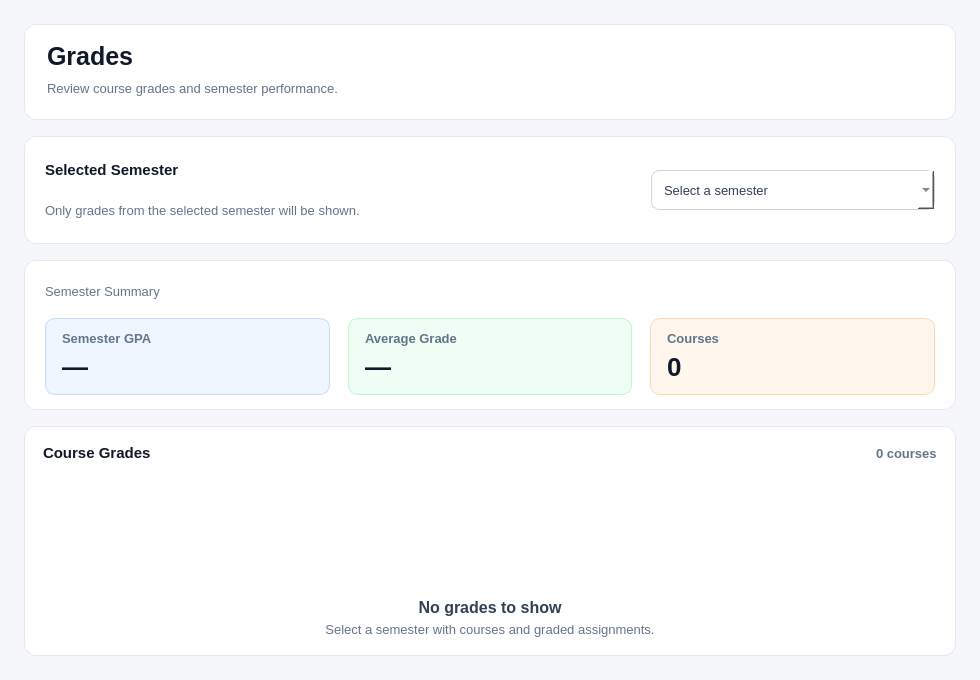
Before: the Qt Designer form gradeswindow.ui in GeoReaidy/SemesterTracker, drawn with Qt 5.
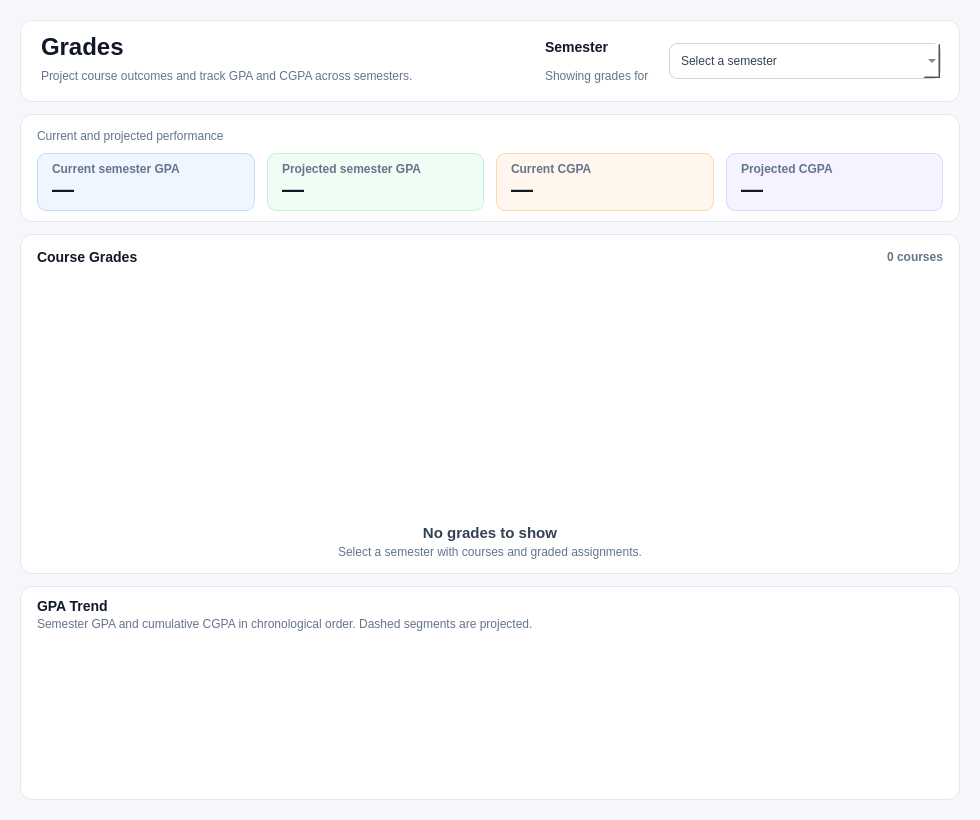
After: the same form once the commit is applied.

Commit message: Polish grade projections and Grades UI

```diff
--- a/gradeswindow.ui
+++ b/gradeswindow.ui
@@ -3,18 +3,10 @@
  <class>GradesWindow</class>
  <widget class="QWidget" name="GradesWindow">
   <property name="geometry">
-   <rect>
-    <x>0</x>
-    <y>0</y>
-    <width>980</width>
-    <height>680</height>
-   </rect>
+   <rect><x>0</x><y>0</y><width>980</width><height>820</height></rect>
   </property>
   <property name="minimumSize">
-   <size>
-    <width>820</width>
-    <height>560</height>
-   </size>
+   <size><width>820</width><height>640</height></size>
   </property>
   <property name="windowTitle">
    <string>Grades</string>
@@ -25,8 +17,8 @@
 }
 
 QFrame#headerCard,
-QFrame#semesterCard,
 QFrame#summaryCard,
+QFrame#trendCard,
 QFrame#coursesCard {
     background-color: #ffffff;
     border: 1px solid #e5e7eb;
@@ -35,60 +27,58 @@
 
 QLabel#gradesTitleLabel {
     color: #111827;
-    font-size: 25px;
+    font-size: 24px;
     font-weight: 700;
 }
 
 QLabel#gradesSubtitleLabel,
 QLabel#semesterHelpLabel,
 QLabel#summaryCaptionLabel,
+QLabel#trendHelpLabel,
 QLabel#emptyStateLabel {
     color: #64748b;
-    font-size: 13px;
+    font-size: 12px;
 }
 
 QLabel#semesterSectionLabel,
+QLabel#trendTitleLabel,
 QLabel#courseGradesLabel {
     color: #111827;
-    font-size: 15px;
+    font-size: 14px;
     font-weight: 700;
 }
 
 QLabel#semesterGpaTitleLabel,
 QLabel#averageGradeTitleLabel,
-QLabel#completedCoursesTitleLabel {
+QLabel#completedCoursesTitleLabel,
+QLabel#projectedCgpaTitleLabel {
     color: #64748b;
-    font-size: 13px;
+    font-size: 12px;
     font-weight: 600;
 }
 
 QLabel#semesterGpaValueLabel,
 QLabel#averageGradeValueLabel,
-QLabel#completedCoursesValueLabel {
+QLabel#completedCoursesValueLabel,
+QLabel#projectedCgpaValueLabel {
     color: #111827;
-    font-size: 26px;
+    font-size: 22px;
     font-weight: 700;
 }
 
 QComboBox#semesterComboBox {
-    min-height: 38px;
-    min-width: 240px;
-    padding: 0 12px;
+    min-height: 34px;
+    min-width: 230px;
+    padding: 0 11px;
     border: 1px solid #cbd5e1;
     border-radius: 8px;
     background-color: #ffffff;
     color: #334155;
-    font-size: 13px;
+    font-size: 12px;
 }
 
-QComboBox#semesterComboBox:hover {
-    border-color: #93c5fd;
-}
-
-QComboBox#semesterComboBox:focus {
-    border: 1px solid #2563eb;
-}
-
+QComboBox#semesterComboBox:hover { border-color: #93c5fd; }
+QComboBox#semesterComboBox:focus { border: 1px solid #2563eb; }
 QComboBox#semesterComboBox QAbstractItemView {
     background-color: #ffffff;
     color: #1f2937;
@@ -102,11 +92,11 @@
     background-color: transparent;
     outline: none;
     color: #1f2937;
-    font-size: 14px;
+    font-size: 13px;
 }
 
 QListWidget#courseGradesListWidget::item {
-    margin: 4px 0;
+    margin: 3px 0;
     border: none;
     background-color: transparent;
 }
@@ -119,302 +109,93 @@
 
 QLabel#emptyStateTitleLabel {
     color: #334155;
-    font-size: 16px;
+    font-size: 15px;
     font-weight: 700;
 }</string>
   </property>
-  <layout class="QVBoxLayout" name="mainLayout">
-   <property name="leftMargin">
-    <number>24</number>
-   </property>
-   <property name="topMargin">
-    <number>24</number>
-   </property>
-   <property name="rightMargin">
-    <number>24</number>
-   </property>
-   <property name="bottomMargin">
-    <number>24</number>
-   </property>
-   <property name="spacing">
-    <number>16</number>
-   </property>
+  <layout class="QVBoxLayout" name="mainLayout" stretch="0,0,1,0">
+   <property name="leftMargin"><number>20</number></property>
+   <property name="topMargin"><number>20</number></property>
+   <property name="rightMargin"><number>20</number></property>
+   <property name="bottomMargin"><number>20</number></property>
+   <property name="spacing"><number>12</number></property>
+
    <item>
     <widget class="QFrame" name="headerCard">
-     <property name="minimumSize">
-      <size>
-       <width>0</width>
-       <height>96</height>
-      </size>
-     </property>
-     <property name="maximumSize">
-      <size>
-       <width>16777215</width>
-       <height>96</height>
-      </size>
-     </property>
-     <layout class="QVBoxLayout" name="headerLayout">
-      <property name="leftMargin">
-       <number>22</number>
-      </property>
-      <property name="topMargin">
-       <number>16</number>
-      </property>
-      <property name="rightMargin">
-       <number>22</number>
-      </property>
-      <property name="bottomMargin">
-       <number>16</number>
-      </property>
-      <property name="spacing">
-       <number>3</number>
-      </property>
+     <property name="minimumSize"><size><width>0</width><height>82</height></size></property>
+     <property name="maximumSize"><size><width>16777215</width><height>82</height></size></property>
+     <layout class="QHBoxLayout" name="headerLayout">
+      <property name="leftMargin"><number>20</number></property>
+      <property name="topMargin"><number>12</number></property>
+      <property name="rightMargin"><number>18</number></property>
+      <property name="bottomMargin"><number>12</number></property>
+      <property name="spacing"><number>20</number></property>
       <item>
-       <widget class="QLabel" name="gradesTitleLabel">
-        <property name="text">
-         <string>Grades</string>
-        </property>
-       </widget>
+       <layout class="QVBoxLayout" name="headerTextLayout">
+        <property name="spacing"><number>2</number></property>
+        <item><widget class="QLabel" name="gradesTitleLabel"><property name="text"><string>Grades</string></property></widget></item>
+        <item><widget class="QLabel" name="gradesSubtitleLabel"><property name="text"><string>Project course outcomes and track GPA and CGPA across semesters.</string></property></widget></item>
+       </layout>
       </item>
-      <item>
-       <widget class="QLabel" name="gradesSubtitleLabel">
-        <property name="text">
-         <string>Review course grades and semester performance.</string>
-        </property>
-       </widget>
-      </item>
-     </layout>
-    </widget>
-   </item>
-   <item>
-    <widget class="QFrame" name="semesterCard">
-     <property name="minimumSize">
-      <size>
-       <width>0</width>
-       <height>108</height>
-      </size>
-     </property>
-     <property name="maximumSize">
-      <size>
-       <width>16777215</width>
-       <height>108</height>
-      </size>
-     </property>
-     <layout class="QHBoxLayout" name="semesterCardLayout">
-      <property name="leftMargin">
-       <number>20</number>
-      </property>
-      <property name="topMargin">
-       <number>14</number>
-      </property>
-      <property name="rightMargin">
-       <number>20</number>
-      </property>
-      <property name="bottomMargin">
-       <number>14</number>
-      </property>
+      <item><spacer name="headerSpacer"><property name="orientation"><enum>Qt::Orientation::Horizontal</enum></property><property name="sizeHint" stdset="0"><size><width>30</width><height>20</height></size></property></spacer></item>
       <item>
        <layout class="QVBoxLayout" name="semesterTextLayout">
-        <property name="spacing">
-         <number>4</number>
-        </property>
-        <item>
-         <widget class="QLabel" name="semesterSectionLabel">
-          <property name="text">
-           <string>Selected Semester</string>
-          </property>
-         </widget>
-        </item>
-        <item>
-         <widget class="QLabel" name="semesterHelpLabel">
-          <property name="text">
-           <string>Only grades from the selected semester will be shown.</string>
-          </property>
-         </widget>
-        </item>
+        <property name="spacing"><number>1</number></property>
+        <item><widget class="QLabel" name="semesterSectionLabel"><property name="text"><string>Semester</string></property></widget></item>
+        <item><widget class="QLabel" name="semesterHelpLabel"><property name="text"><string>Showing grades for</string></property></widget></item>
        </layout>
       </item>
-      <item>
-       <spacer name="semesterSpacer">
-        <property name="orientation">
-         <enum>Qt::Orientation::Horizontal</enum>
-        </property>
-        <property name="sizeHint" stdset="0">
-         <size>
-          <width>40</width>
-          <height>20</height>
-         </size>
-        </property>
-       </spacer>
-      </item>
-      <item>
-       <widget class="QComboBox" name="semesterComboBox">
-        <item>
-         <property name="text">
-          <string>Select a semester</string>
-         </property>
-        </item>
-       </widget>
-      </item>
+      <item><widget class="QComboBox" name="semesterComboBox"><item><property name="text"><string>Select a semester</string></property></item></widget></item>
      </layout>
     </widget>
    </item>
    <item>
     <widget class="QFrame" name="summaryCard">
-     <property name="minimumSize">
-      <size>
-       <width>0</width>
-       <height>150</height>
-      </size>
-     </property>
-     <property name="maximumSize">
-      <size>
-       <width>16777215</width>
-       <height>150</height>
-      </size>
-     </property>
+     <property name="minimumSize"><size><width>0</width><height>108</height></size></property>
+     <property name="maximumSize"><size><width>16777215</width><height>108</height></size></property>
      <layout class="QVBoxLayout" name="summaryCardLayout">
-      <property name="leftMargin">
-       <number>20</number>
-      </property>
-      <property name="topMargin">
-       <number>14</number>
-      </property>
-      <property name="rightMargin">
-       <number>20</number>
-      </property>
-      <property name="bottomMargin">
-       <number>14</number>
-      </property>
-      <property name="spacing">
-       <number>10</number>
-      </property>
-      <item>
-       <widget class="QLabel" name="summaryCaptionLabel">
-        <property name="text">
-         <string>Semester Summary</string>
-        </property>
-       </widget>
-      </item>
+      <property name="leftMargin"><number>16</number></property>
+      <property name="topMargin"><number>10</number></property>
+      <property name="rightMargin"><number>16</number></property>
+      <property name="bottomMargin"><number>10</number></property>
+      <property name="spacing"><number>6</number></property>
+      <item><widget class="QLabel" name="summaryCaptionLabel"><property name="text"><string>Current and projected performance</string></property></widget></item>
       <item>
        <layout class="QHBoxLayout" name="summaryValuesLayout">
-        <property name="spacing">
-         <number>18</number>
-        </property>
+        <property name="spacing"><number>12</number></property>
         <item>
          <widget class="QFrame" name="semesterGpaFrame">
-          <property name="styleSheet">
-           <string notr="true">QFrame#semesterGpaFrame {
-    background-color: #eff6ff;
-    border: 1px solid #bfdbfe;
-    border-radius: 10px;
-}</string>
-          </property>
-          <layout class="QVBoxLayout" name="semesterGpaLayout">
-           <property name="leftMargin">
-            <number>16</number>
-           </property>
-           <property name="topMargin">
-            <number>12</number>
-           </property>
-           <property name="rightMargin">
-            <number>16</number>
-           </property>
-           <property name="bottomMargin">
-            <number>12</number>
-           </property>
-           <item>
-            <widget class="QLabel" name="semesterGpaTitleLabel">
-             <property name="text">
-              <string>Semester GPA</string>
-             </property>
-            </widget>
-           </item>
-           <item>
-            <widget class="QLabel" name="semesterGpaValueLabel">
-             <property name="text">
-              <string>—</string>
-             </property>
-            </widget>
-           </item>
+          <property name="styleSheet"><string notr="true">QFrame#semesterGpaFrame { background-color: #eff6ff; border: 1px solid #bfdbfe; border-radius: 9px; }</string></property>
+          <layout class="QVBoxLayout" name="semesterGpaLayout"><property name="leftMargin"><number>14</number></property><property name="topMargin"><number>8</number></property><property name="rightMargin"><number>14</number></property><property name="bottomMargin"><number>8</number></property><property name="spacing"><number>1</number></property>
+           <item><widget class="QLabel" name="semesterGpaTitleLabel"><property name="text"><string>Current semester GPA</string></property></widget></item>
+           <item><widget class="QLabel" name="semesterGpaValueLabel"><property name="text"><string>—</string></property></widget></item>
           </layout>
          </widget>
         </item>
         <item>
          <widget class="QFrame" name="averageGradeFrame">
-          <property name="styleSheet">
-           <string notr="true">QFrame#averageGradeFrame {
-    background-color: #f0fdf4;
-    border: 1px solid #bbf7d0;
-    border-radius: 10px;
-}</string>
-          </property>
-          <layout class="QVBoxLayout" name="averageGradeLayout">
-           <property name="leftMargin">
-            <number>16</number>
-           </property>
-           <property name="topMargin">
-            <number>12</number>
-           </property>
-           <property name="rightMargin">
-            <number>16</number>
-           </property>
-           <property name="bottomMargin">
-            <number>12</number>
-           </property>
-           <item>
-            <widget class="QLabel" name="averageGradeTitleLabel">
-             <property name="text">
-              <string>Average Grade</string>
-             </property>
-            </widget>
-           </item>
-           <item>
-            <widget class="QLabel" name="averageGradeValueLabel">
-             <property name="text">
-              <string>—</string>
-             </property>
-            </widget>
-           </item>
+          <property name="styleSheet"><string notr="true">QFrame#averageGradeFrame { background-color: #f0fdf4; border: 1px solid #bbf7d0; border-radius: 9px; }</string></property>
+          <layout class="QVBoxLayout" name="averageGradeLayout"><property name="leftMargin"><number>14</number></property><property name="topMargin"><number>8</number></property><property name="rightMargin"><number>14</number></property><property name="bottomMargin"><number>8</number></property><property name="spacing"><number>1</number></property>
+           <item><widget class="QLabel" name="averageGradeTitleLabel"><property name="text"><string>Projected semester GPA</string></property></widget></item>
+           <item><widget class="QLabel" name="averageGradeValueLabel"><property name="text"><string>—</string></property></widget></item>
           </layout>
          </widget>
         </item>
         <item>
          <widget class="QFrame" name="completedCoursesFrame">
-          <property name="styleSheet">
-           <string notr="true">QFrame#completedCoursesFrame {
-    background-color: #fff7ed;
-    border: 1px solid #fed7aa;
-    border-radius: 10px;
-}</string>
-          </property>
-          <layout class="QVBoxLayout" name="completedCoursesLayout">
-           <property name="leftMargin">
-            <number>16</number>
-           </property>
-           <property name="topMargin">
-            <number>12</number>
-           </property>
-           <property name="rightMargin">
-            <number>16</number>
-           </property>
-           <property name="bottomMargin">
-            <number>12</number>
-           </property>
-           <item>
-            <widget class="QLabel" name="completedCoursesTitleLabel">
-             <property name="text">
-              <string>Courses</string>
-             </property>
-            </widget>
-           </item>
-           <item>
-            <widget class="QLabel" name="completedCoursesValueLabel">
-             <property name="text">
-              <string>0</string>
-             </property>
-            </widget>
-           </item>
+          <property name="styleSheet"><string notr="true">QFrame#completedCoursesFrame { background-color: #fff7ed; border: 1px solid #fed7aa; border-radius: 9px; }</string></property>
+          <layout class="QVBoxLayout" name="completedCoursesLayout"><property name="leftMargin"><number>14</number></property><property name="topMargin"><number>8</number></property><property name="rightMargin"><number>14</number></property><property name="bottomMargin"><number>8</number></property><property name="spacing"><number>1</number></property>
+           <item><widget class="QLabel" name="completedCoursesTitleLabel"><property name="text"><string>Current CGPA</string></property></widget></item>
+           <item><widget class="QLabel" name="completedCoursesValueLabel"><property name="text"><string>—</string></property></widget></item>
+          </layout>
+         </widget>
+        </item>
+        <item>
+         <widget class="QFrame" name="projectedCgpaFrame">
+          <property name="styleSheet"><string notr="true">QFrame#projectedCgpaFrame { background-color: #f5f3ff; border: 1px solid #ddd6fe; border-radius: 9px; }</string></property>
+          <layout class="QVBoxLayout" name="projectedCgpaLayout"><property name="leftMargin"><number>14</number></property><property name="topMargin"><number>8</number></property><property name="rightMargin"><number>14</number></property><property name="bottomMargin"><number>8</number></property><property name="spacing"><number>1</number></property>
+           <item><widget class="QLabel" name="projectedCgpaTitleLabel"><property name="text"><string>Projected CGPA</string></property></widget></item>
+           <item><widget class="QLabel" name="projectedCgpaValueLabel"><property name="text"><string>—</string></property></widget></item>
           </layout>
          </widget>
         </item>
@@ -425,92 +206,48 @@
    </item>
    <item>
     <widget class="QFrame" name="coursesCard">
+     <property name="minimumSize"><size><width>0</width><height>190</height></size></property>
      <layout class="QVBoxLayout" name="coursesCardLayout">
-      <property name="leftMargin">
-       <number>18</number>
-      </property>
-      <property name="topMargin">
-       <number>16</number>
-      </property>
-      <property name="rightMargin">
-       <number>18</number>
-      </property>
-      <property name="bottomMargin">
-       <number>18</number>
-      </property>
-      <property name="spacing">
-       <number>10</number>
-      </property>
+      <property name="leftMargin"><number>16</number></property>
+      <property name="topMargin"><number>12</number></property>
+      <property name="rightMargin"><number>16</number></property>
+      <property name="bottomMargin"><number>14</number></property>
+      <property name="spacing"><number>7</number></property>
       <item>
        <layout class="QHBoxLayout" name="courseGradesHeaderLayout">
-        <item>
-         <widget class="QLabel" name="courseGradesLabel">
-          <property name="text">
-           <string>Course Grades</string>
-          </property>
-         </widget>
-        </item>
-        <item>
-         <spacer name="courseGradesSpacer">
-          <property name="orientation">
-           <enum>Qt::Orientation::Horizontal</enum>
-          </property>
-          <property name="sizeHint" stdset="0">
-           <size>
-            <width>40</width>
-            <height>20</height>
-           </size>
-          </property>
-         </spacer>
-        </item>
-        <item>
-         <widget class="QLabel" name="courseCountLabel">
-          <property name="styleSheet">
-           <string notr="true">color: #64748b; font-size: 13px; font-weight: 600;</string>
-          </property>
-          <property name="text">
-           <string>0 courses</string>
-          </property>
-         </widget>
-        </item>
+        <item><widget class="QLabel" name="courseGradesLabel"><property name="text"><string>Course Grades</string></property></widget></item>
+        <item><spacer name="courseGradesSpacer"><property name="orientation"><enum>Qt::Orientation::Horizontal</enum></property><property name="sizeHint" stdset="0"><size><width>40</width><height>20</height></size></property></spacer></item>
+        <item><widget class="QLabel" name="courseCountLabel"><property name="styleSheet"><string notr="true">color: #64748b; font-size: 12px; font-weight: 600;</string></property><property name="text"><string>0 courses</string></property></widget></item>
        </layout>
       </item>
-      <item>
-       <widget class="QListWidget" name="courseGradesListWidget"/>
-      </item>
+      <item><widget class="QListWidget" name="courseGradesListWidget"/></item>
       <item>
        <layout class="QVBoxLayout" name="emptyStateLayout">
-        <property name="spacing">
-         <number>5</number>
-        </property>
-        <item>
-         <widget class="QLabel" name="emptyStateTitleLabel">
-          <property name="text">
-           <string>No grades to show</string>
-          </property>
-          <property name="alignment">
-           <set>Qt::AlignmentFlag::AlignCenter</set>
-          </property>
-         </widget>
-        </item>
-        <item>
-         <widget class="QLabel" name="emptyStateLabel">
-          <property name="text">
-           <string>Select a semester with courses and graded assignments.</string>
-          </property>
-          <property name="alignment">
-           <set>Qt::AlignmentFlag::AlignCenter</set>
-          </property>
-          <property name="wordWrap">
-           <bool>true</bool>
-          </property>
-         </widget>
-        </item>
+        <property name="spacing"><number>3</number></property>
+        <item><widget class="QLabel" name="emptyStateTitleLabel"><property name="text"><string>No grades to show</string></property><property name="alignment"><set>Qt::AlignmentFlag::AlignCenter</set></property></widget></item>
+        <item><widget class="QLabel" name="emptyStateLabel"><property name="text"><string>Select a semester with courses and graded assignments.</string></property><property name="alignment"><set>Qt::AlignmentFlag::AlignCenter</set></property><property name="wordWrap"><bool>true</bool></property></widget></item>
        </layout>
       </item>
      </layout>
     </widget>
    </item>
+
+   <item>
+    <widget class="QFrame" name="trendCard">
+     <property name="minimumSize"><size><width>0</width><height>205</height></size></property>
+     <property name="maximumSize"><size><width>16777215</width><height>230</height></size></property>
+     <layout class="QVBoxLayout" name="trendCardLayout">
+      <property name="leftMargin"><number>16</number></property>
+      <property name="topMargin"><number>11</number></property>
+      <property name="rightMargin"><number>16</number></property>
+      <property name="bottomMargin"><number>10</number></property>
+      <property name="spacing"><number>3</number></property>
+      <item><widget class="QLabel" name="trendTitleLabel"><property name="text"><string>GPA Trend</string></property></widget></item>
+      <item><widget class="QLabel" name="trendHelpLabel"><property name="text"><string>Semester GPA and cumulative CGPA in chronological order. Dashed segments are projected.</string></property></widget></item>
+      <item><widget class="QWidget" name="trendChartContainer"><property name="minimumSize"><size><width>0</width><height>155</height></size></property></widget></item>
+     </layout>
+    </widget>
+   </item>
   </layout>
  </widget>
  <resources/>
```
Left out of the diff: 6 changed lines with no effect on the pictures. The commit also changes 22 other files.
